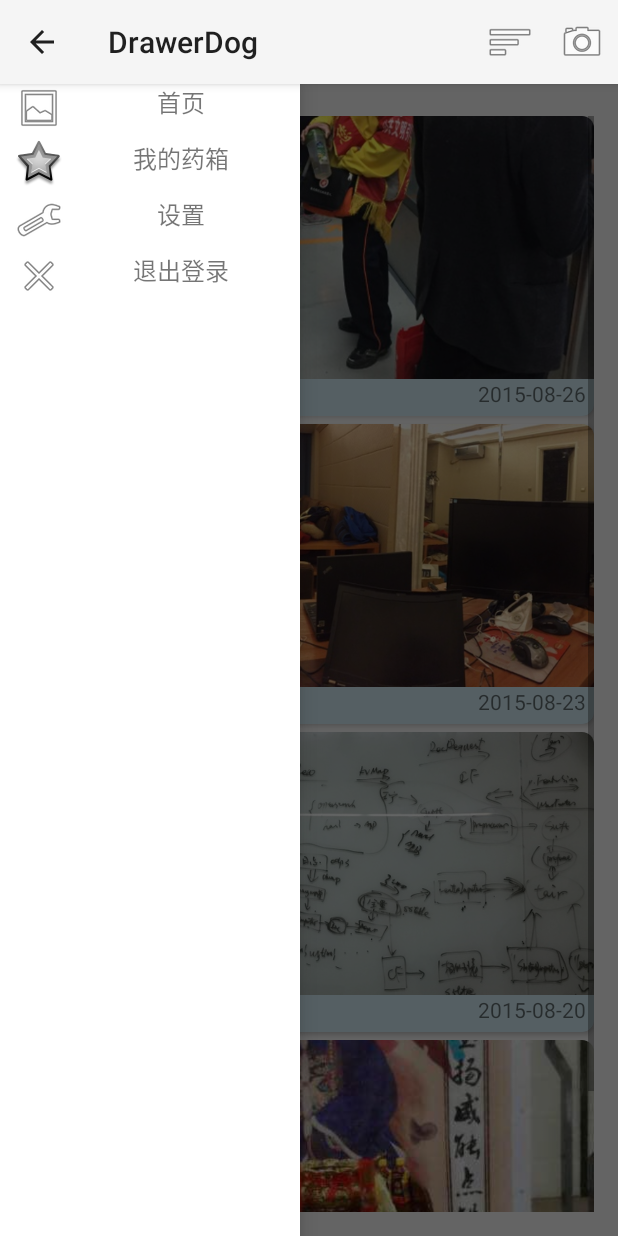
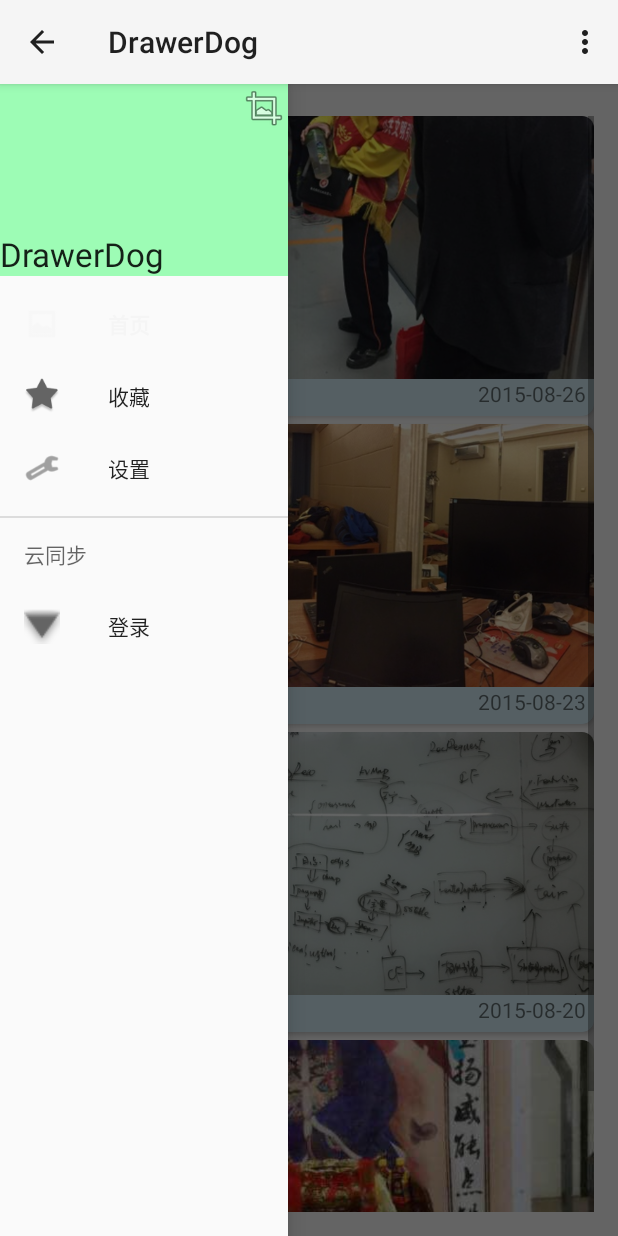
Before and after one commit to bpig/DrawerDog, an Android app: the screen it shows after launch (MainActivity), with the side drawer open, on a phone screen of 412 x 824 dp. Run offline under Robolectric (Android 15) with nearby library versions, the light colour scheme and no system bars; our stand-ins replace ButterKnife.

Commit message:
1, Simplify left drawer by navigationView 2, Simplify findViewById  by  butterknife

```diff
--- a/app/build.gradle
+++ b/app/build.gradle
@@ -24,4 +24,6 @@
     compile 'com.android.support:appcompat-v7:23.0.0'
     compile 'com.android.support:recyclerview-v7:23.0.0'
     compile 'com.android.support:cardview-v7:23.0.0'
+    compile 'com.android.support:design:23.0.0'
+    compile 'com.jakewharton:butterknife:7.0.1'
 }
--- a/app/src/main/java/bpig/drawerdog/LabelActivity.java
+++ b/app/src/main/java/bpig/drawerdog/LabelActivity.java
@@ -1,16 +1,16 @@
 package bpig.drawerdog;
 
 import android.app.ActionBar;
-import android.app.Activity;
 import android.content.Intent;
 import android.net.Uri;
 import android.os.Bundle;
+import android.support.v7.app.AppCompatActivity;
 import android.util.Log;
 import android.view.Menu;
 import android.view.MenuItem;
 import android.widget.ImageView;
 
-public class LabelActivity extends Activity {
+public class LabelActivity extends AppCompatActivity {
     private static final String TAG = "xxxx";
     public static final String IMAGE_URI = "image_uri";
     private ImageView mImageView;
--- a/app/src/main/java/bpig/drawerdog/MainActivity.java
+++ b/app/src/main/java/bpig/drawerdog/MainActivity.java
@@ -1,62 +1,57 @@
 package bpig.drawerdog;
 
-import android.app.ActionBar;
-import android.app.Activity;
 import android.content.Intent;
-import android.content.res.Resources;
-import android.graphics.drawable.Drawable;
 import android.os.Bundle;
+import android.support.design.widget.NavigationView;
 import android.support.v4.widget.DrawerLayout;
+import android.support.v7.app.ActionBar;
+import android.support.v7.app.AppCompatActivity;
 import android.support.v7.widget.LinearLayoutManager;
 import android.support.v7.widget.RecyclerView;
-import android.text.Editable;
-import android.text.InputType;
-import android.text.TextUtils;
-import android.text.TextWatcher;
-import android.util.Log;
 import android.view.LayoutInflater;
 import android.view.Menu;
 import android.view.MenuItem;
-import android.view.MotionEvent;
-import android.view.View;
-import android.widget.AdapterView;
-import android.widget.EditText;
 import android.widget.LinearLayout;
-import android.widget.ListView;
 import android.widget.TextView;
 
 import java.util.ArrayList;
 import java.util.List;
 
 import bpig.drawerdog.adapter.ImageItemAdapter;
-import bpig.drawerdog.adapter.LeftItemAdapter;
 import bpig.drawerdog.dao.ImageItem;
-import bpig.drawerdog.dao.LeftMenuItem;
 import bpig.drawerdog.views.FlowLayout;
+import butterknife.Bind;
+import butterknife.ButterKnife;
 
+import static android.view.ViewGroup.LayoutParams.WRAP_CONTENT;
 import static bpig.drawerdog.R.id.item_recycler;
-import static android.view.ViewGroup.LayoutParams.WRAP_CONTENT;
 
-public class MainActivity extends Activity {
+public class MainActivity extends AppCompatActivity {
     private static final String TAG = "xxxx";
     private MediaCapturer mMediaCapturer;
-    private DrawerLayout mMainDrawerLayout;
-    private ListView mLeftMenu;
-    private FlowLayout mRightMenuLayout;
+
+    @Bind(R.id.act_main_drawerlayout)
+    DrawerLayout mMainDrawerLayout;
+
+    @Bind(R.id.left_nav)
+    NavigationView mNavigationView;
+
+    @Bind(R.id.right_layout_menu)
+   FlowLayout mRightMenuLayout;
 
     @Override
     protected void onCreate(Bundle savedInstanceState) {
         super.onCreate(savedInstanceState);
         setContentView(R.layout.activity_main_drawer);
+        ButterKnife.bind(this);
         mMediaCapturer = new MediaCapturer(this);
-        mMainDrawerLayout = (DrawerLayout) findViewById(R.id.act_main_drawerlayout);
         initMainLayout();
-        initLeftMenuLayout();
+        initLeftMenuLayout(mNavigationView);
         initRightMenuLayout();
     }
 
     private void initMainLayout() {
-        ActionBar bar = getActionBar();
+        ActionBar bar = getSupportActionBar();
         if (bar != null) {
             bar.setDisplayHomeAsUpEnabled(true);
         }
@@ -73,28 +68,28 @@
         });
     }
 
-    private void initLeftMenuLayout() {
-        mLeftMenu = (ListView) findViewById(R.id.left_item_list);
-        List<LeftMenuItem> itemList = new ArrayList<>();
-        itemList.add(new LeftMenuItem(android.R.drawable.ic_menu_gallery, "首页"));
-        itemList.add(new LeftMenuItem(android.R.drawable.star_big_off, "我的药箱"));
-        itemList.add(new LeftMenuItem(android.R.drawable.ic_menu_manage, "设置"));
-        itemList.add(new LeftMenuItem(android.R.drawable.ic_menu_close_clear_cancel, "退出登录"));
-
-        LeftItemAdapter adapter = new LeftItemAdapter(this, itemList);
-        mLeftMenu.setAdapter(adapter);
-        mLeftMenu.setOnItemClickListener(new LeftDrawerItemClick());
+    private void initLeftMenuLayout(NavigationView navigationView) {
+        navigationView.getMenu().findItem(R.id.nav_home).setChecked(true);
+        navigationView.setNavigationItemSelectedListener(
+                new NavigationView.OnNavigationItemSelectedListener() {
+                    @Override
+                    public boolean onNavigationItemSelected(MenuItem menuItem) {
+                        menuItem.setChecked(true);
+                        return true;
+                    }
+                });
     }
 
     private void initRightMenuLayout() {
-        mRightMenuLayout = (FlowLayout)findViewById(R.id.right_layout_menu);
         List<String> tagList = new ArrayList<String>();
-        tagList.add("基地"); tagList.add("路灯"); tagList.add("天鹅蓝");
+        tagList.add("基地");
+        tagList.add("路灯");
+        tagList.add("天鹅蓝");
         LinearLayout.LayoutParams layoutParams = new LinearLayout.LayoutParams(WRAP_CONTENT, WRAP_CONTENT);
         for (int i = 0; i < tagList.size(); ++i) {
             final LinearLayout llayout = (LinearLayout) LayoutInflater.from(this).
                     inflate(R.layout.item_tag_layout, null);
-            TextView txtView = (TextView)llayout.findViewById(R.id.tag_item_textview);
+            TextView txtView = (TextView) llayout.findViewById(R.id.tag_item_textview);
             txtView.setText(tagList.get(i));
             llayout.setTag(i);
             mRightMenuLayout.addView(llayout, layoutParams);
@@ -117,10 +112,10 @@
         switch (itemId) {
             case android.R.id.home:
             case R.id.action_left_menu: {
-                if (!mMainDrawerLayout.isDrawerOpen(mLeftMenu)) {
-                    mMainDrawerLayout.openDrawer(mLeftMenu);
+                if (!mMainDrawerLayout.isDrawerOpen(mNavigationView)) {
+                    mMainDrawerLayout.openDrawer(mNavigationView);
                 } else {
-                    mMainDrawerLayout.closeDrawer(mLeftMenu);
+                    mMainDrawerLayout.closeDrawer(mNavigationView);
                 }
                 return true;
             }
@@ -137,16 +132,4 @@
         }
     }
 
-    private class LeftDrawerItemClick implements ListView.OnItemClickListener {
-        @Override
-        public void onItemClick(AdapterView<?> parent, View view, int position, long id) {
-            switch (position) {
-                case 0:
-                    mMainDrawerLayout.closeDrawer(mLeftMenu);
-                    break;
-                default:
-                    break;
-            }
-        }
-    }
 }
--- a/app/src/main/java/bpig/drawerdog/adapter/LeftItemAdapter.java
+++ /dev/null
@@ -1,70 +0,0 @@
-package bpig.drawerdog.adapter;
-
-import android.content.Context;
-import android.view.LayoutInflater;
-import android.view.View;
-import android.view.ViewGroup;
-import android.widget.BaseAdapter;
-import android.widget.ImageView;
-import android.widget.TextView;
-
-import java.util.List;
-
-import bpig.drawerdog.R;
-import bpig.drawerdog.dao.LeftMenuItem;
-
-public class LeftItemAdapter extends BaseAdapter {
-    private Context mContext;
-    private List<LeftMenuItem> mItemList;
-
-    public LeftItemAdapter(Context context, List<LeftMenuItem> itemList) {
-        super();
-        this.mContext = context;
-        this.mItemList = itemList;
-    }
-
-    @Override
-    public int getCount() {
-        if (this.mItemList != null) {
-            return mItemList.size();
-        }
-        return 0;
-    }
-
-    @Override
-    public Object getItem(int position) {
-        if (mItemList != null) {
-            return mItemList.get(position);
-        }
-        return null;
-    }
-
-    @Override
-    public long getItemId(int position) {
-        return position;
-    }
-
-    @Override
-    public View getView(int position, View convertView, ViewGroup paret) {
-        ItemViewHold hold;
-        if (convertView == null) {
-            hold = new ItemViewHold();
-            convertView = LayoutInflater.from(mContext).inflate(R.layout.item_left_menu, null);
-            convertView.setTag(hold);
-        } else {
-            hold = (ItemViewHold) convertView.getTag();
-        }
-        hold.mImageView = (ImageView) convertView.findViewById(R.id.left_item_icon);
-        hold.mTextView = (TextView) convertView.findViewById(R.id.left_item_name);
-
-        hold.mImageView.setImageResource(mItemList.get(position).getItemImage());
-        hold.mTextView.setText(mItemList.get(position).getItemName());
-
-        return convertView;
-    }
-
-    private static class ItemViewHold {
-        public ImageView mImageView;
-        public TextView mTextView;
-    }
-}
--- a/app/src/main/java/bpig/drawerdog/dao/LeftMenuItem.java
+++ /dev/null
@@ -1,25 +0,0 @@
-package bpig.drawerdog.dao;
-
-public class LeftMenuItem {
-    private int mImageView;
-    private String mItemName;
-
-    public LeftMenuItem(int imageView, String itemName) {
-        this.mImageView = imageView;
-        this.mItemName = itemName;
-    }
-
-    public int getItemImage() {
-        return this.mImageView;
-    }
-    public void setItemImage(int imageView) {
-        this.mImageView = imageView;
-    }
-
-    public String getItemName() {
-        return this.mItemName;
-    }
-    public void setItemName(String itemName) {
-        this.mItemName = itemName;
-    }
-}
--- a/app/src/main/res/layout/activity_main_drawer.xml
+++ b/app/src/main/res/layout/activity_main_drawer.xml
@@ -1,41 +1,42 @@
 <?xml version="1.0" encoding="utf-8"?>
 <android.support.v4.widget.DrawerLayout xmlns:android="http://schemas.android.com/apk/res/android"
+    xmlns:app="http://schemas.android.com/apk/res-auto"
     android:id="@+id/act_main_drawerlayout"
     android:layout_width="match_parent"
     android:layout_height="match_parent">
 
 
     <!-- left menu -->
-    <ListView
-        android:id="@+id/left_item_list"
+    <android.support.design.widget.NavigationView
+        android:fitsSystemWindows="true"
+        android:id="@+id/left_nav"
+        android:layout_width="192dp"
+        android:layout_height="match_parent"
         android:layout_gravity="start"
-        android:layout_width="200dp"
-        android:layout_height="match_parent"
-        android:choiceMode="singleChoice"
-        android:background="#ffffff"
-        android:divider="@android:color/transparent"
-        android:dividerHeight="5dp" />
+        app:headerLayout="@layout/left_nav_head"
+        app:menu="@menu/menu_left_drawer" />
 
     <include layout="@layout/activity_main" />
 
     <!-- right menu -->
     <LinearLayout
+        android:layout_width="200dp"
+        android:layout_height="match_parent"
         android:layout_gravity="end"
-        android:layout_width="match_parent"
-        android:layout_height="match_parent"
         android:background="#ffffff"
         android:orientation="vertical">
+
         <EditText
             android:id="@+id/right_menu_search"
-            android:paddingStart="10dp"
+            android:layout_width="match_parent"
+            android:layout_height="wrap_content"
             android:paddingEnd="10dp"
-            android:layout_width="match_parent"
-            android:layout_height="wrap_content" />
+            android:paddingStart="10dp" />
+
         <bpig.drawerdog.views.FlowLayout
             android:id="@+id/right_layout_menu"
-            android:layout_width="200dp"
-            android:layout_height="match_parent">
-        </bpig.drawerdog.views.FlowLayout>
+            android:layout_width="match_parent"
+            android:layout_height="wrap_content"></bpig.drawerdog.views.FlowLayout>
     </LinearLayout>
 
 </android.support.v4.widget.DrawerLayout>
--- /dev/null
+++ b/app/src/main/res/layout/left_nav_head.xml
@@ -0,0 +1,21 @@
+<?xml version="1.0" encoding="utf-8"?>
+<RelativeLayout xmlns:android="http://schemas.android.com/apk/res/android"
+    android:layout_width="match_parent"
+    android:layout_height="128dp"
+    android:background="#6003ff44">
+
+    <ImageView
+        android:layout_width="wrap_content"
+        android:layout_height="wrap_content"
+        android:layout_alignParentEnd="true"
+        android:layout_alignParentTop="true"
+        android:src="@android:drawable/ic_menu_crop" />
+
+    <TextView
+        android:layout_width="wrap_content"
+        android:layout_height="wrap_content"
+        android:layout_alignParentBottom="true"
+        android:layout_alignParentStart="true"
+        android:text="@string/app_name"
+        android:textAppearance="?android:attr/textAppearanceLarge" />
+</RelativeLayout>
--- a/app/src/main/res/menu/menu_left_drawer.xml
+++ b/app/src/main/res/menu/menu_left_drawer.xml
@@ -1,7 +1,23 @@
-<menu xmlns:android="http://schemas.android.com/apk/res/android"
-    xmlns:app="http://schemas.android.com/apk/res-auto"
-    xmlns:tools="http://schemas.android.com/tools"
-    tools:context="bpig.drawerdog.views.LeftDrawerActivity">
-    <item android:id="@+id/action_settings" android:title="@string/action_settings"
-        android:orderInCategory="100" app:showAsAction="never" />
+<menu xmlns:android="http://schemas.android.com/apk/res/android">
+    <group>
+        <item
+            android:id="@+id/nav_home"
+            android:icon="@android:drawable/ic_menu_gallery"
+            android:title="首页" />
+        <item
+            android:id="@+id/nav_media"
+            android:icon="@android:drawable/star_big_off"
+            android:title="收藏" />
+        <item
+            android:id="@+id/nav_set"
+            android:icon="@android:drawable/ic_menu_manage"
+            android:title="设置" />
+    </group>
+    <item android:title="云同步">
+        <menu>
+            <item
+                android:icon="@android:drawable/arrow_down_float"
+                android:title="登录"></item>
+        </menu>
+    </item>
 </menu>
--- a/app/src/main/res/values/styles.xml
+++ b/app/src/main/res/values/styles.xml
@@ -1,7 +1,7 @@
 <resources>
 
     <!-- Base application theme. -->
-    <style name="AppTheme" parent="android:Theme.Material.Light">
+    <style name="AppTheme" parent="Theme.AppCompat.Light">
         <!-- Customize your theme here. -->
     </style>
 
```
Also changed, not shown: 1 other file.
